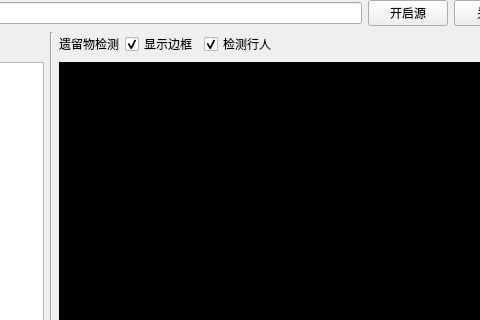
The window that app/pyqtui/detect_component.ui (whitestarrain/AbandonedObjectDetect) describes before a commit, drawn with Qt 5; both pictures show x 199 to 679 and y 0 to 320 of the 1252 by 735 pixel window.
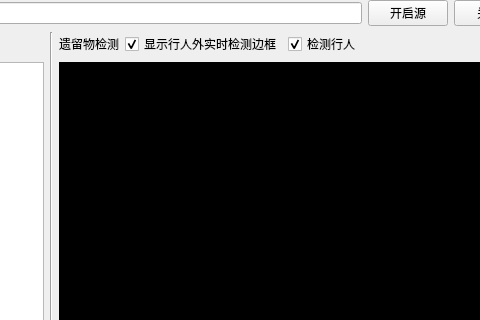
The same window after the commit.

Patch:
```diff
--- a/app/pyqtui/detect_component.ui
+++ b/app/pyqtui/detect_component.ui
@@ -137,7 +137,7 @@
            <item>
             <widget class="QCheckBox" name="show_box">
              <property name="text">
-              <string>显示边框</string>
+              <string>显示行人外实时检测边框</string>
              </property>
              <property name="checked">
               <bool>true</bool>
```
